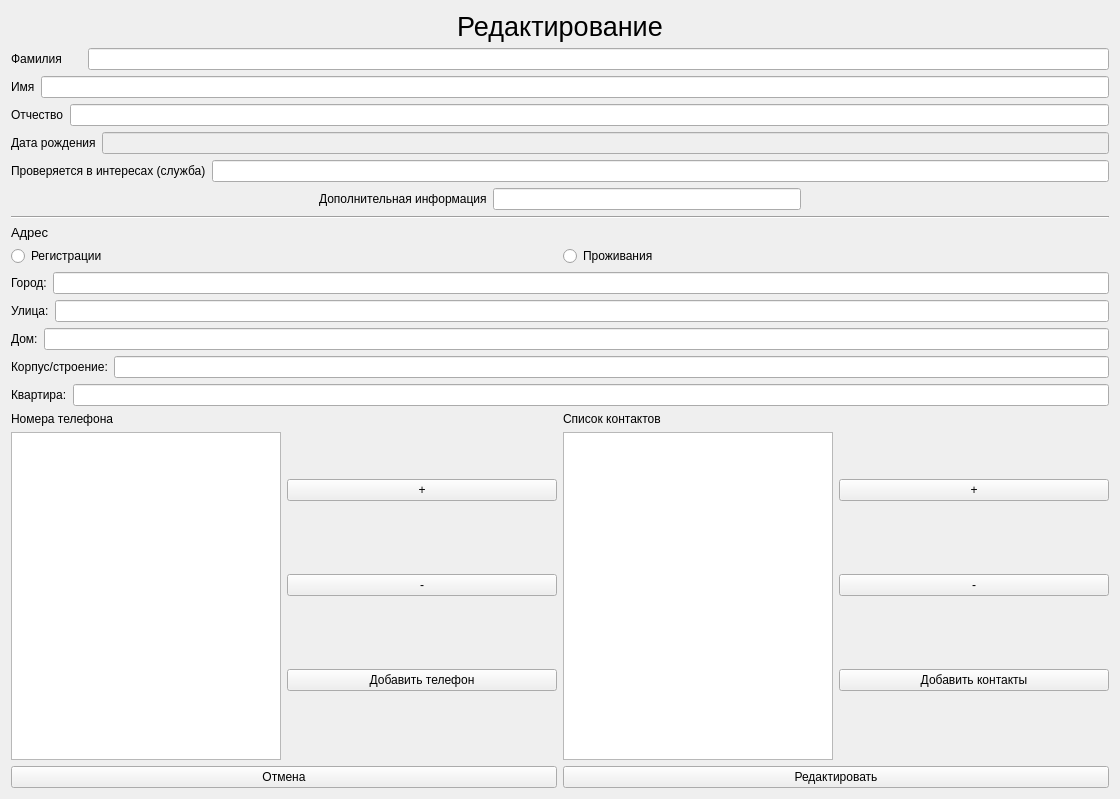
This is update.ui in Yavlados/VKR as Qt 5 draws it before an edit. The edited form follows.
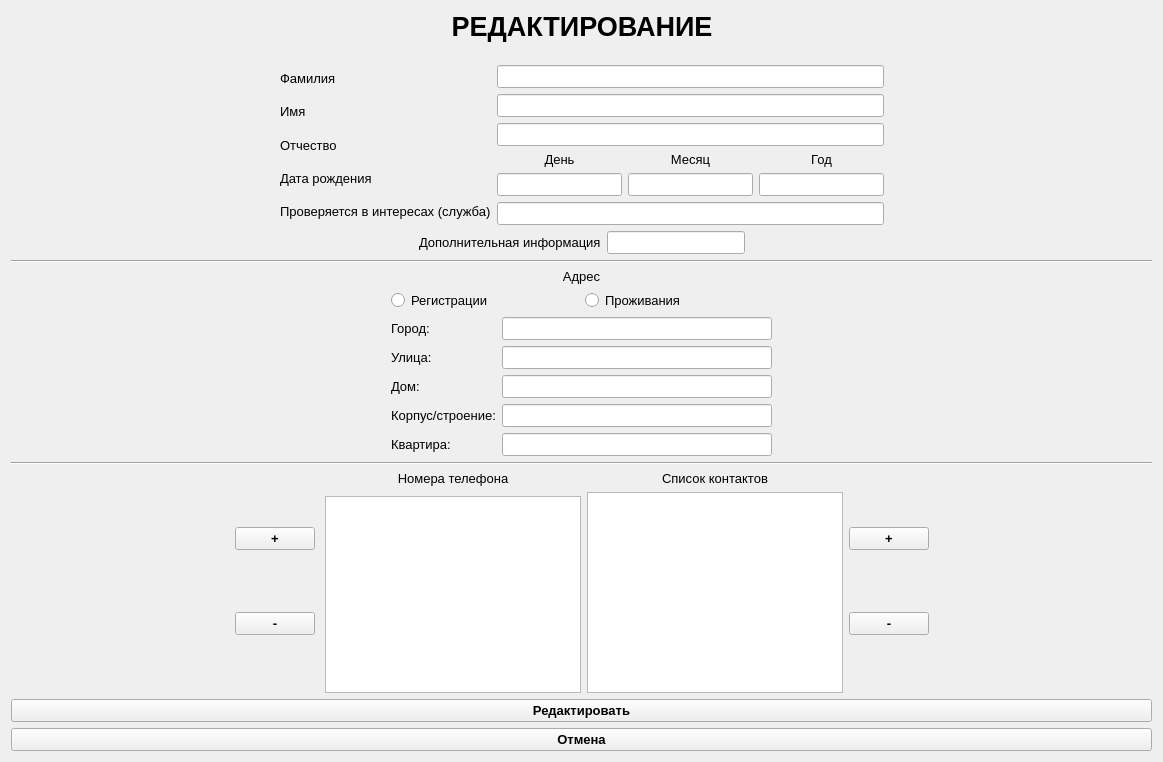
This is the edited form.

Patch:
```diff
--- a/update.ui
+++ b/update.ui
@@ -6,8 +6,8 @@
    <rect>
     <x>0</x>
     <y>0</y>
-    <width>1120</width>
-    <height>799</height>
+    <width>1163</width>
+    <height>762</height>
    </rect>
   </property>
   <property name="sizePolicy">
@@ -19,16 +19,39 @@
   <property name="windowTitle">
    <string>Form</string>
   </property>
-  <layout class="QVBoxLayout" name="verticalLayout_6">
+  <property name="autoFillBackground">
+   <bool>true</bool>
+  </property>
+  <layout class="QVBoxLayout" name="verticalLayout_15">
+   <item>
+    <layout class="QHBoxLayout" name="horizontalLayout_11">
+     <item>
+      <spacer name="horizontalSpacer">
+       <property name="orientation">
+        <enum>Qt::Horizontal</enum>
+       </property>
+       <property name="sizeHint" stdset="0">
+        <size>
+         <width>40</width>
+         <height>20</height>
+        </size>
+       </property>
+      </spacer>
+     </item>
+     <item>
+      <layout class="QVBoxLayout" name="verticalLayout_14">
    <item>
     <widget class="QLabel" name="label">
      <property name="font">
       <font>
+           <family>Arial</family>
        <pointsize>20</pointsize>
+           <weight>75</weight>
+           <bold>true</bold>
       </font>
      </property>
      <property name="text">
-      <string>Редактирование</string>
+          <string>РЕДАКТИРОВАНИЕ</string>
      </property>
      <property name="alignment">
       <set>Qt::AlignCenter</set>
@@ -36,76 +59,243 @@
     </widget>
    </item>
    <item>
-    <layout class="QHBoxLayout" name="horizontalLayout">
+        <spacer name="horizontalSpacer_7">
+         <property name="orientation">
+          <enum>Qt::Horizontal</enum>
+         </property>
+         <property name="sizeHint" stdset="0">
+          <size>
+           <width>37</width>
+           <height>17</height>
+          </size>
+         </property>
+        </spacer>
+       </item>
+       <item>
+        <layout class="QHBoxLayout" name="horizontalLayout_2">
+         <item>
+          <layout class="QVBoxLayout" name="verticalLayout_6">
      <item>
       <widget class="QLabel" name="label_2">
+             <property name="font">
+              <font>
+               <family>Arial</family>
+               <pointsize>10</pointsize>
+              </font>
+             </property>
        <property name="text">
         <string>Фамилия      </string>
        </property>
       </widget>
      </item>
      <item>
-      <widget class="QLineEdit" name="le_last_name"/>
-     </item>
-    </layout>
-   </item>
-   <item>
-    <layout class="QHBoxLayout" name="horizontalLayout_2">
-     <item>
       <widget class="QLabel" name="label_3">
+             <property name="font">
+              <font>
+               <family>Arial</family>
+               <pointsize>10</pointsize>
+              </font>
+             </property>
        <property name="text">
         <string>Имя</string>
        </property>
       </widget>
      </item>
      <item>
-      <widget class="QLineEdit" name="le_name"/>
-     </item>
-    </layout>
-   </item>
-   <item>
-    <layout class="QHBoxLayout" name="horizontalLayout_3">
-     <item>
       <widget class="QLabel" name="label_4">
+             <property name="font">
+              <font>
+               <family>Arial</family>
+               <pointsize>10</pointsize>
+              </font>
+             </property>
        <property name="text">
         <string>Отчество</string>
        </property>
       </widget>
      </item>
      <item>
-      <widget class="QLineEdit" name="le_mid_name"/>
-     </item>
-    </layout>
-   </item>
-   <item>
-    <layout class="QHBoxLayout" name="horizontalLayout_4">
-     <item>
       <widget class="QLabel" name="label_5">
+             <property name="font">
+              <font>
+               <family>Arial</family>
+               <pointsize>10</pointsize>
+              </font>
+             </property>
        <property name="text">
         <string>Дата рождения</string>
        </property>
       </widget>
      </item>
      <item>
-      <widget class="QLineEdit" name="lineEdit_4">
-       <property name="enabled">
-        <bool>false</bool>
-       </property>
-      </widget>
-     </item>
-    </layout>
-   </item>
-   <item>
-    <layout class="QHBoxLayout" name="horizontalLayout_5">
-     <item>
       <widget class="QLabel" name="label_6">
+             <property name="font">
+              <font>
+               <family>Arial</family>
+               <pointsize>10</pointsize>
+              </font>
+             </property>
        <property name="text">
         <string>Проверяется в интересах (служба)</string>
        </property>
       </widget>
      </item>
+          </layout>
+         </item>
      <item>
-      <widget class="QLineEdit" name="le_check_for"/>
+          <layout class="QVBoxLayout" name="verticalLayout_2">
+           <item>
+            <widget class="QLineEdit" name="le_last_name">
+             <property name="font">
+              <font>
+               <pointsize>10</pointsize>
+              </font>
+             </property>
+            </widget>
+           </item>
+           <item>
+            <widget class="QLineEdit" name="le_name">
+             <property name="font">
+              <font>
+               <pointsize>10</pointsize>
+              </font>
+             </property>
+            </widget>
+           </item>
+           <item>
+            <widget class="QLineEdit" name="le_mid_name">
+             <property name="font">
+              <font>
+               <pointsize>10</pointsize>
+              </font>
+             </property>
+            </widget>
+           </item>
+           <item>
+            <layout class="QHBoxLayout" name="horizontalLayout_10">
+             <item>
+              <layout class="QVBoxLayout" name="verticalLayout_10">
+               <item>
+                <widget class="QLabel" name="label_22">
+                 <property name="font">
+                  <font>
+                   <family>Arial</family>
+                   <pointsize>10</pointsize>
+                  </font>
+                 </property>
+                 <property name="text">
+                  <string>День</string>
+                 </property>
+                 <property name="alignment">
+                  <set>Qt::AlignCenter</set>
+                 </property>
+                </widget>
+               </item>
+               <item>
+                <widget class="QLineEdit" name="le_birth_date_day">
+                 <property name="enabled">
+                  <bool>true</bool>
+                 </property>
+                 <property name="sizePolicy">
+                  <sizepolicy hsizetype="Fixed" vsizetype="Fixed">
+                   <horstretch>0</horstretch>
+                   <verstretch>0</verstretch>
+                  </sizepolicy>
+                 </property>
+                 <property name="font">
+                  <font>
+                   <pointsize>10</pointsize>
+                  </font>
+                 </property>
+                 <property name="maxLength">
+                  <number>2</number>
+                 </property>
+                </widget>
+               </item>
+              </layout>
+             </item>
+             <item>
+              <layout class="QVBoxLayout" name="verticalLayout_12">
+               <item>
+                <widget class="QLabel" name="label_23">
+                 <property name="font">
+                  <font>
+                   <family>Arial</family>
+                   <pointsize>10</pointsize>
+                  </font>
+                 </property>
+                 <property name="text">
+                  <string>Месяц</string>
+                 </property>
+                 <property name="alignment">
+                  <set>Qt::AlignCenter</set>
+                 </property>
+                </widget>
+               </item>
+               <item>
+                <widget class="QLineEdit" name="le_birth_date_month">
+                 <property name="sizePolicy">
+                  <sizepolicy hsizetype="Fixed" vsizetype="Fixed">
+                   <horstretch>0</horstretch>
+                   <verstretch>0</verstretch>
+                  </sizepolicy>
+                 </property>
+                 <property name="font">
+                  <font>
+                   <pointsize>10</pointsize>
+                  </font>
+                 </property>
+                 <property name="maxLength">
+                  <number>2</number>
+                 </property>
+                </widget>
+               </item>
+              </layout>
+             </item>
+             <item>
+              <layout class="QVBoxLayout" name="verticalLayout_13">
+               <item>
+                <widget class="QLabel" name="label_24">
+                 <property name="font">
+                  <font>
+                   <family>Arial</family>
+                   <pointsize>10</pointsize>
+                  </font>
+                 </property>
+                 <property name="text">
+                  <string>Год</string>
+                 </property>
+                 <property name="alignment">
+                  <set>Qt::AlignCenter</set>
+                 </property>
+                </widget>
+               </item>
+               <item>
+                <widget class="QLineEdit" name="le_birth_date_year">
+                 <property name="font">
+                  <font>
+                   <pointsize>10</pointsize>
+                  </font>
+                 </property>
+                 <property name="maxLength">
+                  <number>4</number>
+                 </property>
+                </widget>
+               </item>
+              </layout>
+             </item>
+            </layout>
+           </item>
+           <item>
+            <widget class="QLineEdit" name="le_check_for">
+             <property name="font">
+              <font>
+               <pointsize>10</pointsize>
+              </font>
+             </property>
+            </widget>
+           </item>
+          </layout>
      </item>
     </layout>
    </item>
@@ -126,13 +316,25 @@
      </item>
      <item>
       <widget class="QLabel" name="label_7">
+           <property name="font">
+            <font>
+             <family>Arial</family>
+             <pointsize>10</pointsize>
+            </font>
+           </property>
        <property name="text">
         <string>Дополнительная информация</string>
        </property>
       </widget>
      </item>
      <item>
-      <widget class="QLineEdit" name="le_dop_info"/>
+          <widget class="QLineEdit" name="le_dop_info">
+           <property name="font">
+            <font>
+             <pointsize>10</pointsize>
+            </font>
+           </property>
+          </widget>
      </item>
      <item>
       <spacer name="horizontalSpacer_2">
@@ -149,8 +351,23 @@
      </item>
     </layout>
    </item>
+      </layout>
+     </item>
    <item>
-    <layout class="QVBoxLayout" name="verticalLayout_3">
+      <spacer name="horizontalSpacer_4">
+       <property name="orientation">
+        <enum>Qt::Horizontal</enum>
+       </property>
+       <property name="sizeHint" stdset="0">
+        <size>
+         <width>40</width>
+         <height>20</height>
+        </size>
+       </property>
+      </spacer>
+     </item>
+    </layout>
+   </item>
      <item>
       <widget class="Line" name="line">
        <property name="orientation">
@@ -159,27 +376,51 @@
       </widget>
      </item>
      <item>
-      <layout class="QHBoxLayout" name="horizontalLayout_21">
+    <layout class="QHBoxLayout" name="horizontalLayout_3">
+     <item>
+      <spacer name="horizontalSpacer_5">
+       <property name="orientation">
+        <enum>Qt::Horizontal</enum>
+       </property>
+       <property name="sizeType">
+        <enum>QSizePolicy::Expanding</enum>
+       </property>
+       <property name="sizeHint" stdset="0">
+        <size>
+         <width>40</width>
+         <height>20</height>
+        </size>
+       </property>
+      </spacer>
+     </item>
+     <item>
+      <layout class="QVBoxLayout" name="verticalLayout_5">
        <item>
         <widget class="QLabel" name="label_9">
          <property name="font">
           <font>
+           <family>Arial</family>
            <pointsize>10</pointsize>
           </font>
          </property>
          <property name="text">
           <string>Адрес</string>
          </property>
+         <property name="alignment">
+          <set>Qt::AlignCenter</set>
+         </property>
         </widget>
        </item>
-      </layout>
-     </item>
-     <item>
-      <layout class="QVBoxLayout" name="verticalLayout_4">
        <item>
         <layout class="QHBoxLayout" name="horizontalLayout_8">
          <item>
           <widget class="QRadioButton" name="rb_adres_reg">
+           <property name="font">
+            <font>
+             <family>Arial</family>
+             <pointsize>10</pointsize>
+            </font>
+           </property>
            <property name="text">
             <string>Регистрации</string>
            </property>
@@ -187,6 +428,12 @@
          </item>
          <item>
           <widget class="QRadioButton" name="rb_adres_liv">
+           <property name="font">
+            <font>
+             <family>Arial</family>
+             <pointsize>10</pointsize>
+            </font>
+           </property>
            <property name="text">
             <string>Проживания</string>
            </property>
@@ -195,98 +442,232 @@
         </layout>
        </item>
        <item>
-        <layout class="QHBoxLayout" name="horizontalLayout_20">
+        <layout class="QHBoxLayout" name="horizontalLayout">
          <item>
-          <layout class="QVBoxLayout" name="verticalLayout_5">
-           <item>
-            <layout class="QHBoxLayout" name="horizontalLayout_9">
+          <layout class="QVBoxLayout" name="verticalLayout_4">
              <item>
               <widget class="QLabel" name="label_12">
+             <property name="font">
+              <font>
+               <family>Arial</family>
+               <pointsize>10</pointsize>
+              </font>
+             </property>
                <property name="text">
                 <string>Город:</string>
                </property>
               </widget>
              </item>
              <item>
-              <widget class="QLineEdit" name="le_reg_city"/>
-             </item>
-            </layout>
-           </item>
-           <item>
-            <layout class="QHBoxLayout" name="horizontalLayout_12">
-             <item>
               <widget class="QLabel" name="label_14">
+             <property name="font">
+              <font>
+               <family>Arial</family>
+               <pointsize>10</pointsize>
+              </font>
+             </property>
                <property name="text">
                 <string>Улица:</string>
                </property>
               </widget>
              </item>
              <item>
-              <widget class="QLineEdit" name="le_reg_street"/>
-             </item>
-            </layout>
-           </item>
-           <item>
-            <layout class="QHBoxLayout" name="horizontalLayout_11">
-             <item>
               <widget class="QLabel" name="label_13">
+             <property name="font">
+              <font>
+               <family>Arial</family>
+               <pointsize>10</pointsize>
+              </font>
+             </property>
                <property name="text">
                 <string>Дом:</string>
                </property>
               </widget>
              </item>
              <item>
-              <widget class="QLineEdit" name="le_reg_house"/>
-             </item>
-            </layout>
-           </item>
-           <item>
-            <layout class="QHBoxLayout" name="horizontalLayout_13">
-             <item>
               <widget class="QLabel" name="label_15">
+             <property name="font">
+              <font>
+               <family>Arial</family>
+               <pointsize>10</pointsize>
+              </font>
+             </property>
                <property name="text">
                 <string>Корпус/строение:</string>
                </property>
               </widget>
              </item>
              <item>
-              <widget class="QLineEdit" name="le_reg_corp"/>
-             </item>
-            </layout>
-           </item>
-           <item>
-            <layout class="QHBoxLayout" name="horizontalLayout_14">
-             <item>
               <widget class="QLabel" name="label_16">
+             <property name="font">
+              <font>
+               <family>Arial</family>
+               <pointsize>10</pointsize>
+              </font>
+             </property>
                <property name="text">
                 <string>Квартира:</string>
                </property>
               </widget>
              </item>
+          </layout>
+         </item>
              <item>
-              <widget class="QLineEdit" name="le_reg_flat"/>
-             </item>
-            </layout>
+          <layout class="QVBoxLayout" name="verticalLayout_3">
+           <item>
+            <widget class="QLineEdit" name="le_reg_city">
+             <property name="font">
+              <font>
+               <pointsize>10</pointsize>
+              </font>
+             </property>
+            </widget>
+           </item>
+           <item>
+            <widget class="QLineEdit" name="le_reg_street">
+             <property name="font">
+              <font>
+               <pointsize>10</pointsize>
+              </font>
+             </property>
+            </widget>
            </item>
+           <item>
+            <widget class="QLineEdit" name="le_reg_house">
+             <property name="font">
+              <font>
+               <pointsize>10</pointsize>
+              </font>
+             </property>
+            </widget>
+           </item>
+           <item>
+            <widget class="QLineEdit" name="le_reg_corp">
+             <property name="font">
+              <font>
+               <pointsize>10</pointsize>
+              </font>
+             </property>
+            </widget>
+           </item>
+           <item>
+            <widget class="QLineEdit" name="le_reg_flat">
+             <property name="font">
+              <font>
+               <pointsize>10</pointsize>
+              </font>
+             </property>
+            </widget>
+           </item>
           </layout>
          </item>
         </layout>
        </item>
       </layout>
      </item>
+     <item>
+      <spacer name="horizontalSpacer_6">
+       <property name="orientation">
+        <enum>Qt::Horizontal</enum>
+       </property>
+       <property name="sizeType">
+        <enum>QSizePolicy::Expanding</enum>
+       </property>
+       <property name="sizeHint" stdset="0">
+        <size>
+         <width>40</width>
+         <height>20</height>
+        </size>
+       </property>
+      </spacer>
+     </item>
     </layout>
    </item>
    <item>
-    <layout class="QHBoxLayout" name="horizontalLayout_24">
+    <widget class="Line" name="line_2">
+     <property name="orientation">
+      <enum>Qt::Horizontal</enum>
+     </property>
+    </widget>
+   </item>
+   <item>
+    <layout class="QHBoxLayout" name="horizontalLayout_9">
+     <item>
+      <spacer name="horizontalSpacer_9">
+       <property name="orientation">
+        <enum>Qt::Horizontal</enum>
+       </property>
+       <property name="sizeHint" stdset="0">
+        <size>
+         <width>40</width>
+         <height>20</height>
+        </size>
+       </property>
+      </spacer>
+     </item>
+     <item>
+      <layout class="QHBoxLayout" name="horizontalLayout_5">
+       <item>
+        <layout class="QHBoxLayout" name="horizontalLayout_4">
+         <property name="spacing">
+          <number>10</number>
+         </property>
+         <property name="sizeConstraint">
+          <enum>QLayout::SetFixedSize</enum>
+         </property>
      <item>
       <layout class="QHBoxLayout" name="horizontalLayout_7">
+           <item>
+            <layout class="QVBoxLayout" name="verticalLayout_8">
+             <property name="spacing">
+              <number>6</number>
+             </property>
+             <item>
+              <widget class="QPushButton" name="pb_add_line_telephone">
+               <property name="font">
+                <font>
+                 <pointsize>10</pointsize>
+                 <weight>75</weight>
+                 <bold>true</bold>
+                </font>
+               </property>
+               <property name="text">
+                <string>+</string>
+               </property>
+              </widget>
+             </item>
+             <item>
+              <widget class="QPushButton" name="pb_del_line_telephone">
+               <property name="font">
+                <font>
+                 <pointsize>10</pointsize>
+                 <weight>75</weight>
+                 <bold>true</bold>
+                </font>
+               </property>
+               <property name="text">
+                <string>-</string>
+               </property>
+              </widget>
+             </item>
+            </layout>
+           </item>
        <item>
         <layout class="QVBoxLayout" name="verticalLayout">
          <item>
           <widget class="QLabel" name="label_8">
+               <property name="font">
+                <font>
+                 <family>Arial</family>
+                 <pointsize>10</pointsize>
+                </font>
+               </property>
            <property name="text">
             <string>Номера телефона</string>
            </property>
+               <property name="alignment">
+                <set>Qt::AlignCenter</set>
+               </property>
           </widget>
          </item>
          <item>
@@ -301,29 +682,6 @@
          </item>
         </layout>
        </item>
-       <item>
-        <layout class="QVBoxLayout" name="verticalLayout_8">
-         <item>
-          <widget class="QPushButton" name="pb_add_line_telephone">
-           <property name="text">
-            <string>+</string>
-           </property>
-          </widget>
-         </item>
-         <item>
-          <widget class="QPushButton" name="pb_del_line_telephone">
-           <property name="text">
-            <string>-</string>
-           </property>
-          </widget>
-         </item>
-         <item>
-          <widget class="QPushButton" name="pb_add_telephone">
-           <property name="text">
-            <string>Добавить телефон</string>
-           </property>
-          </widget>
-         </item>
         </layout>
        </item>
       </layout>
@@ -334,9 +692,18 @@
         <layout class="QVBoxLayout" name="verticalLayout_7">
          <item>
           <widget class="QLabel" name="label_10">
+             <property name="font">
+              <font>
+               <family>Arial</family>
+               <pointsize>10</pointsize>
+              </font>
+             </property>
            <property name="text">
             <string>Список контактов</string>
            </property>
+             <property name="alignment">
+              <set>Qt::AlignCenter</set>
+             </property>
           </widget>
          </item>
          <item>
@@ -355,25 +722,35 @@
         <layout class="QVBoxLayout" name="verticalLayout_11">
          <item>
           <widget class="QPushButton" name="pb_add_contact_line">
+             <property name="enabled">
+              <bool>true</bool>
+             </property>
+             <property name="font">
+              <font>
+               <pointsize>10</pointsize>
+               <weight>75</weight>
+               <bold>true</bold>
+              </font>
+             </property>
            <property name="text">
             <string>+</string>
            </property>
           </widget>
          </item>
          <item>
-          <widget class="QPushButton" name="pb_remove_contact_line">
+            <widget class="QPushButton" name="pb_del_contact_line">
+             <property name="font">
+              <font>
+               <pointsize>10</pointsize>
+               <weight>75</weight>
+               <bold>true</bold>
+              </font>
+             </property>
            <property name="text">
             <string>-</string>
            </property>
           </widget>
          </item>
-         <item>
-          <widget class="QPushButton" name="pb_add_contact">
-           <property name="text">
-            <string>Добавить контакты</string>
-           </property>
-          </widget>
-         </item>
         </layout>
        </item>
       </layout>
@@ -381,21 +758,50 @@
     </layout>
    </item>
    <item>
-    <layout class="QHBoxLayout" name="horizontalLayout_10">
-     <item>
-      <widget class="QPushButton" name="pb_Back_to_Main">
-       <property name="text">
-        <string>Отмена</string>
+      <spacer name="horizontalSpacer_8">
+       <property name="orientation">
+        <enum>Qt::Horizontal</enum>
        </property>
-      </widget>
+       <property name="sizeHint" stdset="0">
+        <size>
+         <width>40</width>
+         <height>20</height>
+        </size>
+       </property>
+      </spacer>
      </item>
+    </layout>
+   </item>
+   <item>
+    <layout class="QVBoxLayout" name="verticalLayout_9">
      <item>
       <widget class="QPushButton" name="pb_Update">
+       <property name="font">
+        <font>
+         <pointsize>10</pointsize>
+         <weight>75</weight>
+         <bold>true</bold>
+        </font>
+       </property>
        <property name="text">
         <string>Редактировать</string>
        </property>
       </widget>
      </item>
+     <item>
+      <widget class="QPushButton" name="pb_Back_to_Main">
+       <property name="font">
+        <font>
+         <pointsize>10</pointsize>
+         <weight>75</weight>
+         <bold>true</bold>
+        </font>
+       </property>
+       <property name="text">
+        <string>Отмена</string>
+       </property>
+      </widget>
+     </item>
     </layout>
    </item>
   </layout>
```
Lines whose indentation alone changed are shown as unchanged.
